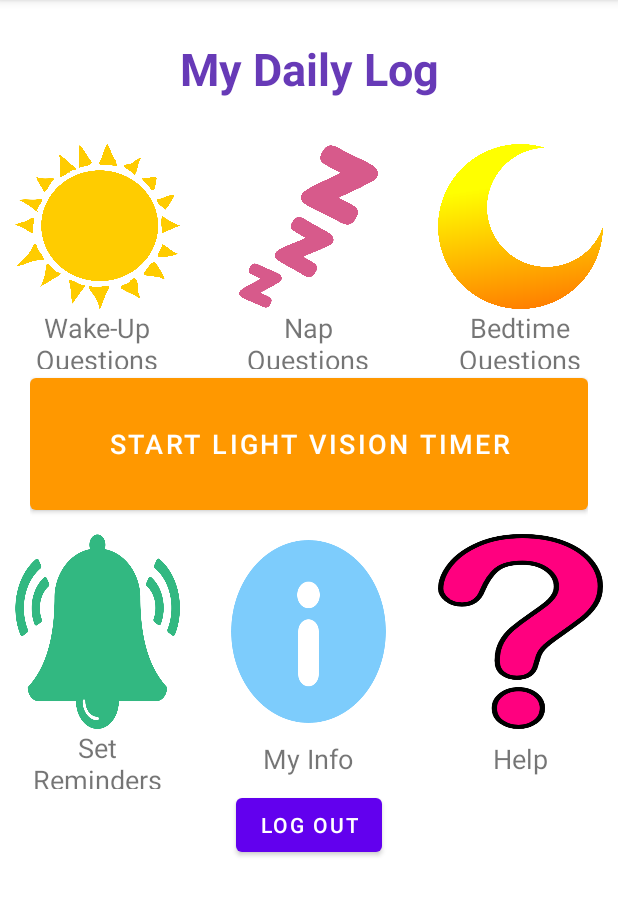
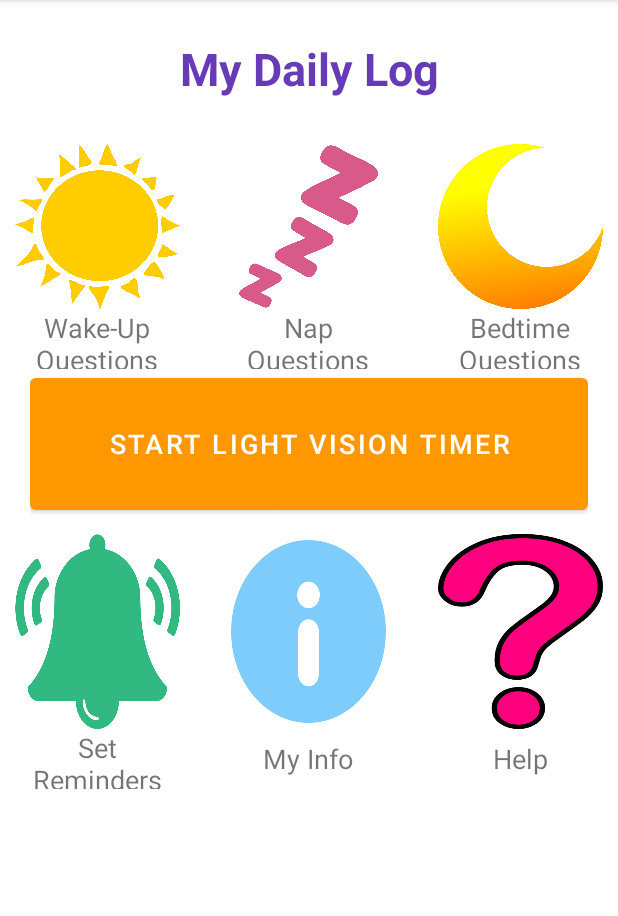
Before and after one commit to jkal90/Team16_Capstone, an Android app: the screen it shows after launch (MainActivity), on a phone screen of 412 x 824 dp, the part 84-1000 px from its top. Run offline under Robolectric (Android 15) with nearby library versions, the phone set to English and light mode, and no system bars.

```diff
--- a/app/src/main/AndroidManifest.xml
+++ b/app/src/main/AndroidManifest.xml
@@ -3,6 +3,7 @@
     package="edu.msu.huangmax.ece480_app">
 
     <uses-permission android:name="android.permission.INTERNET" />
+
 
     <application
         android:allowBackup="true"
--- a/app/src/main/res/layout/activity_main.xml
+++ b/app/src/main/res/layout/activity_main.xml
@@ -247,19 +247,4 @@
             android:textSize="18sp" />
     </RelativeLayout>
 
-    <FrameLayout
-        android:id="@+id/logOutFrame"
-        android:layout_width="match_parent"
-        android:layout_height="wrap_content"
-        android:layout_gravity="center">
-
-        <Button
-            android:id="@+id/logOut"
-            android:layout_width="wrap_content"
-            android:layout_height="wrap_content"
-            android:layout_gravity="center"
-            android:text="@string/logout" />
-
-    </FrameLayout>
-
 </LinearLayout>
```
Also changed, not shown: app/src/main/java/edu/msu/huangmax/ece480_app/ReminderActivity.java (+10 -3 lines), 3 other files.
